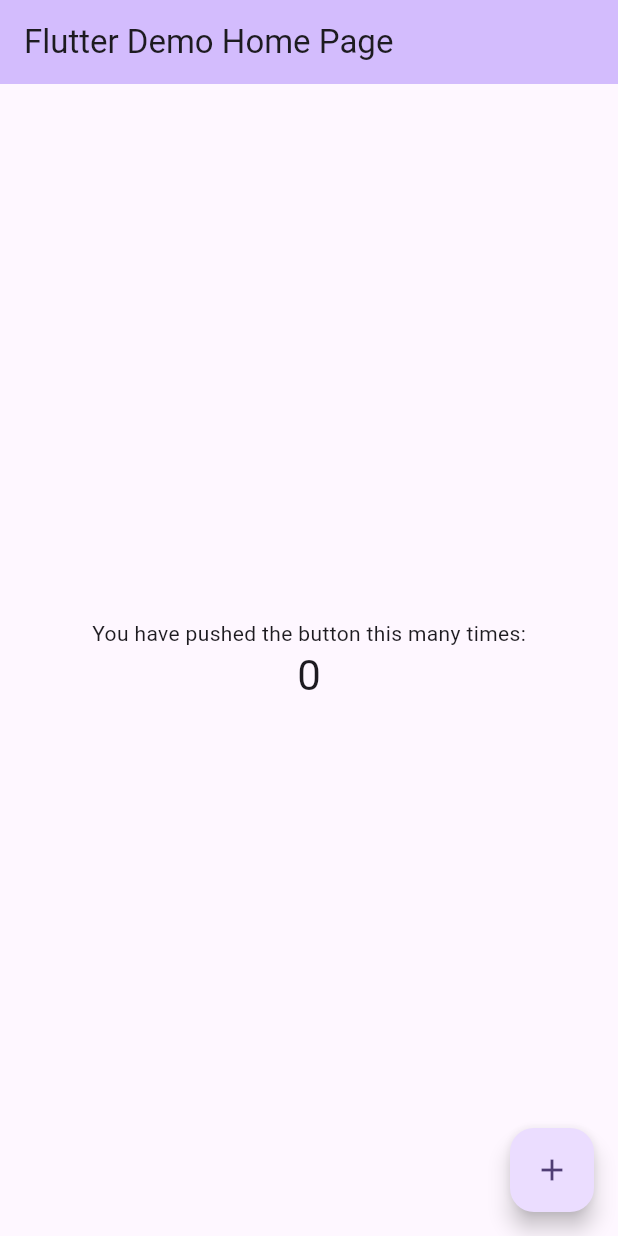
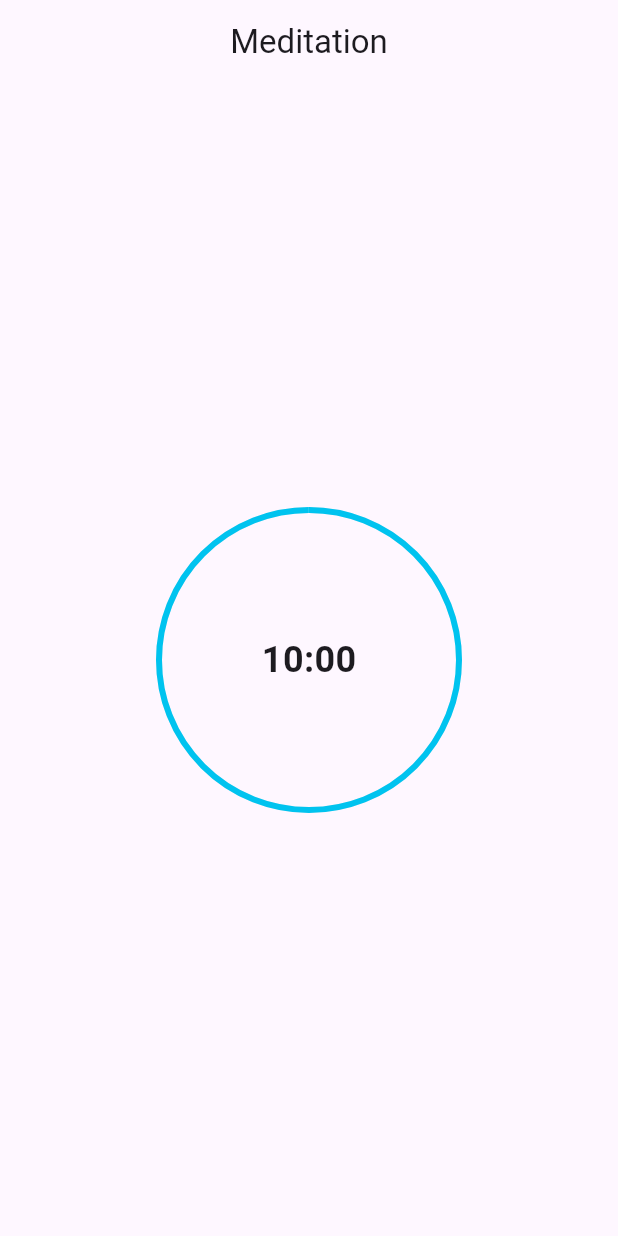
Before and after one commit to Franchovy/meditation, a Flutter app: the screen it shows after launch, on a phone screen of 412 x 824 dp. Run offline on Flutter 3.47's test engine with Material 2 defaults, Android fonts, the light colour scheme and no system bars.

Commit message:
Meditation screen

```diff
--- a/lib/main.dart
+++ b/lib/main.dart
@@ -1,4 +1,5 @@
 import 'package:flutter/material.dart';
+import 'screens/home.dart';
 
 void main() {
   runApp(const MyApp());
@@ -13,113 +14,10 @@ class MyApp extends StatelessWidget {
     return MaterialApp(
       title: 'Flutter Demo',
       theme: ThemeData(
-        // This is the theme of your application.
-        //
-        // TRY THIS: Try running your application with "flutter run". You'll see
-        // the application has a blue toolbar. Then, without quitting the app,
-        // try changing the seedColor in the colorScheme below to Colors.green
-        // and then invoke "hot reload" (save your changes or press the "hot
-        // reload" button in a Flutter-supported IDE, or press "r" if you used
-        // the command line to start the app).
-        //
-        // Notice that the counter didn't reset back to zero; the application
-        // state is not lost during the reload. To reset the state, use hot
-        // restart instead.
-        //
-        // This works for code too, not just values: Most code changes can be
-        // tested with just a hot reload.
         colorScheme: ColorScheme.fromSeed(seedColor: Colors.deepPurple),
         useMaterial3: true,
       ),
-      home: const MyHomePage(title: 'Flutter Demo Home Page'),
+      home: Home(),
     );
   }
 }
-
-class MyHomePage extends StatefulWidget {
-  const MyHomePage({super.key, required this.title});
-
-  // This widget is the home page of your application. It is stateful, meaning
-  // that it has a State object (defined below) that contains fields that affect
-  // how it looks.
-
-  // This class is the configuration for the state. It holds the values (in this
-  // case the title) provided by the parent (in this case the App widget) and
-  // used by the build method of the State. Fields in a Widget subclass are
-  // always marked "final".
-
-  final String title;
-
-  @override
-  State<MyHomePage> createState() => _MyHomePageState();
-}
-
-class _MyHomePageState extends State<MyHomePage> {
-  int _counter = 0;
-
-  void _incrementCounter() {
-    setState(() {
-      // This call to setState tells the Flutter framework that something has
-      // changed in this State, which causes it to rerun the build method below
-      // so that the display can reflect the updated values. If we changed
-      // _counter without calling setState(), then the build method would not be
-      // called again, and so nothing would appear to happen.
-      _counter++;
-    });
-  }
-
-  @override
-  Widget build(BuildContext context) {
-    // This method is rerun every time setState is called, for instance as done
-    // by the _incrementCounter method above.
-    //
-    // The Flutter framework has been optimized to make rerunning build methods
-    // fast, so that you can just rebuild anything that needs updating rather
-    // than having to individually change instances of widgets.
-    return Scaffold(
-      appBar: AppBar(
-        // TRY THIS: Try changing the color here to a specific color (to
-        // Colors.amber, perhaps?) and trigger a hot reload to see the AppBar
-        // change color while the other colors stay the same.
-        backgroundColor: Theme.of(context).colorScheme.inversePrimary,
-        // Here we take the value from the MyHomePage object that was created by
-        // the App.build method, and use it to set our appbar title.
-        title: Text(widget.title),
-      ),
-      body: Center(
-        // Center is a layout widget. It takes a single child and positions it
-        // in the middle of the parent.
-        child: Column(
-          // Column is also a layout widget. It takes a list of children and
-          // arranges them vertically. By default, it sizes itself to fit its
-          // children horizontally, and tries to be as tall as its parent.
-          //
-          // Column has various properties to control how it sizes itself and
-          // how it positions its children. Here we use mainAxisAlignment to
-          // center the children vertically; the main axis here is the vertical
-          // axis because Columns are vertical (the cross axis would be
-          // horizontal).
-          //
-          // TRY THIS: Invoke "debug painting" (choose the "Toggle Debug Paint"
-          // action in the IDE, or press "p" in the console), to see the
-          // wireframe for each widget.
-          mainAxisAlignment: MainAxisAlignment.center,
-          children: <Widget>[
-            const Text(
-              'You have pushed the button this many times:',
-            ),
-            Text(
-              '$_counter',
-              style: Theme.of(context).textTheme.headlineMedium,
-            ),
-          ],
-        ),
-      ),
-      floatingActionButton: FloatingActionButton(
-        onPressed: _incrementCounter,
-        tooltip: 'Increment',
-        child: const Icon(Icons.add),
-      ), // This trailing comma makes auto-formatting nicer for build methods.
-    );
-  }
-}
--- /dev/null
+++ b/lib/screens/home.dart
@@ -0,0 +1,78 @@
+import 'package:flutter/material.dart';
+import 'dart:async';
+
+class Home extends StatefulWidget {
+  @override
+  _HomeState createState() => _HomeState();
+}
+
+class _HomeState extends State<Home> {
+  bool _isTimerActive = false;
+  int _remainingTime = 600; // 10 minutes in seconds
+  Timer? _timer;
+
+  void _startTimer() {
+    setState(() {
+      _isTimerActive = true;
+    });
+
+    _timer = Timer.periodic(const Duration(seconds: 1), (timer) {
+      if (_remainingTime > 0) {
+        setState(() {
+          _remainingTime--;
+        });
+      } else {
+        _resetTimer();
+      }
+    });
+  }
+
+  void _resetTimer() {
+    setState(() {
+      _isTimerActive = false;
+      _remainingTime = 600; // Reset back to 10 minutes
+    });
+
+    _timer?.cancel();
+  }
+
+  @override
+  void dispose() {
+    _timer?.cancel();
+    super.dispose();
+  }
+
+  @override
+  Widget build(BuildContext context) {
+    return Scaffold(
+      appBar: AppBar(
+        title: const Center(child: Text('Meditation')),
+      ),
+      body: Center(
+        child: GestureDetector(
+          onTap: _isTimerActive ? _resetTimer : _startTimer,
+          child: Stack(
+            alignment: Alignment.center,
+            children: [
+              SizedBox(
+                width: 200,
+                height: 200,
+                child: CircularProgressIndicator(
+                    value: _isTimerActive ? _remainingTime / 600 : 1.0,
+                    backgroundColor: Colors.grey.shade200,
+                    color: const Color.fromARGB(255, 0, 195, 239)),
+              ),
+              Text(
+                '${(_remainingTime / 60).floor()}:${(_remainingTime % 60).toString().padLeft(2, '0')}',
+                style: const TextStyle(
+                  fontSize: 24,
+                  fontWeight: FontWeight.bold,
+                ),
+              ),
+            ],
+          ),
+        ),
+      ),
+    );
+  }
+}
```
